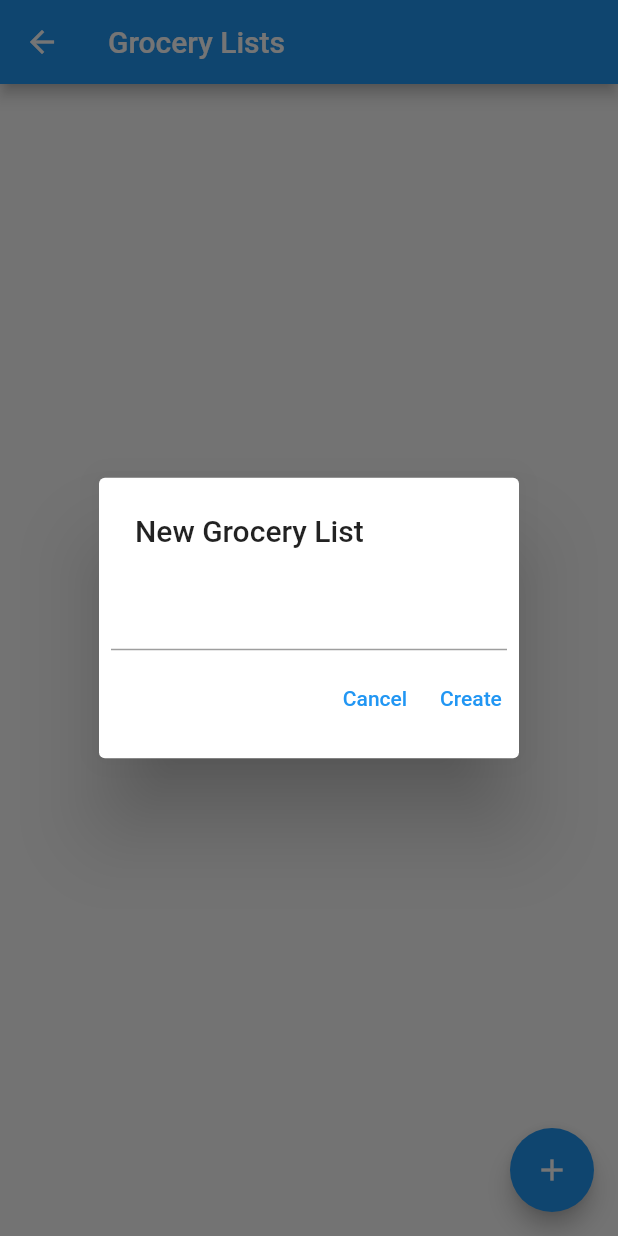
After one commit to sergioncp/myfridgeApp, a Flutter app: the GroceryLists screen opened by its route, after a tap on the "add" icon, on a phone screen of 412 x 824 dp. The commit adds this screen. Run offline on Flutter 3.47's test engine with Material 2 defaults, Android fonts, the phone set to English and light mode, and no system bars; our stand-ins replace flutter_speed_dial; missing offline and left inert: flutter_barcode_scanner.

Commit message:
Lists are now added to grocery list screen

```diff
--- /dev/null
+++ b/lib/groceryLists.dart
@@ -0,0 +1,62 @@
+import 'package:flutter/material.dart';
+
+class GroceryLists extends StatefulWidget {
+  const GroceryLists({Key? key}) : super(key: key);
+
+  @override
+  _GroceryListsState createState() => _GroceryListsState();
+}
+
+class _GroceryListsState extends State<GroceryLists> {
+
+  List<ListTile> groceryLists = [];
+  @override
+  Widget build(BuildContext context) {
+
+    return Scaffold(
+      appBar: AppBar(
+        title: Text("Grocery Lists"),
+      ),
+      floatingActionButton: FloatingActionButton(
+        child: Icon(Icons.add),
+        onPressed: () {      showDialog(context: context, builder: (BuildContext context){
+
+          TextEditingController newGroupController = TextEditingController();
+          return SimpleDialog(
+            title: const Text("New Grocery List"),
+            children: [
+              Padding(
+                padding: const EdgeInsets.all(8.0),
+                child: TextField( controller: newGroupController,),
+              ),
+              Row(
+                  mainAxisAlignment: MainAxisAlignment.end,
+                  children: [
+                    TextButton(
+                      onPressed: () {
+                        Navigator.of(context).pop();
+                      },
+                      child: const Text("Cancel"),
+                    ),
+                    TextButton(
+                      onPressed: () {
+                        setState(() {
+                          groceryLists.add(ListTile(title: Text(newGroupController.text),));
+                        });
+
+                        Navigator.of(context).pop();
+                      },
+                      child: const Text("Create"),
+                    )
+                  ])
+            ],
+          );
+        });},
+
+      ),
+      body: ListView(
+    children: [...groceryLists],
+      ),
+    );
+  }
+}
--- a/lib/main.dart
+++ b/lib/main.dart
@@ -1,6 +1,7 @@
 import 'dart:collection';
 
 import 'package:flutter/material.dart';
+import 'package:myfridge/groceryLists.dart';
 import 'package:myfridge/new_item.dart';
 import 'calendar_appbar.dart';
 import 'dart:math';
@@ -27,6 +28,7 @@ class MyApp extends StatelessWidget {
           '/': (context) => const MyHomePage(title: "MyFridge"),
           // When navigating to the "/second" route, build the SecondScreen widget.
           '/new': (context) => const AddNewItem(),
+          '/grocery' : (context) => const GroceryLists(),
         },
     );
   }
@@ -139,13 +141,16 @@ class _MyHomePageState extends State<MyHomePage> {
             ListTile(
               title: const Text('Calendar'),
               onTap: () {
-                print("move to calendar Screen");
+                if(ModalRoute.of(context)?.settings.name == '/'){
+                  Navigator.pop(context);
+                }
+
               },
             ),
             ListTile(
               title: const Text('Grocery Lists'),
               onTap: () {
-                print("move to grocery list screen");
+                Navigator.pushNamed(context, '/grocery');
               },
             ),
           ],
--- a/pubspec.yaml
+++ b/pubspec.yaml
@@ -38,6 +38,7 @@ dependencies:
   flutter_speed_dial: ^5.0.0+1
   calendar_timeline: ^1.0.4
   flutter_barcode_scanner: ^2.0.0
+  localstore: ^1.2.3
 
 dev_dependencies:
   flutter_test:
```
Also changed, not shown: pubspec.lock, 1 other file.
